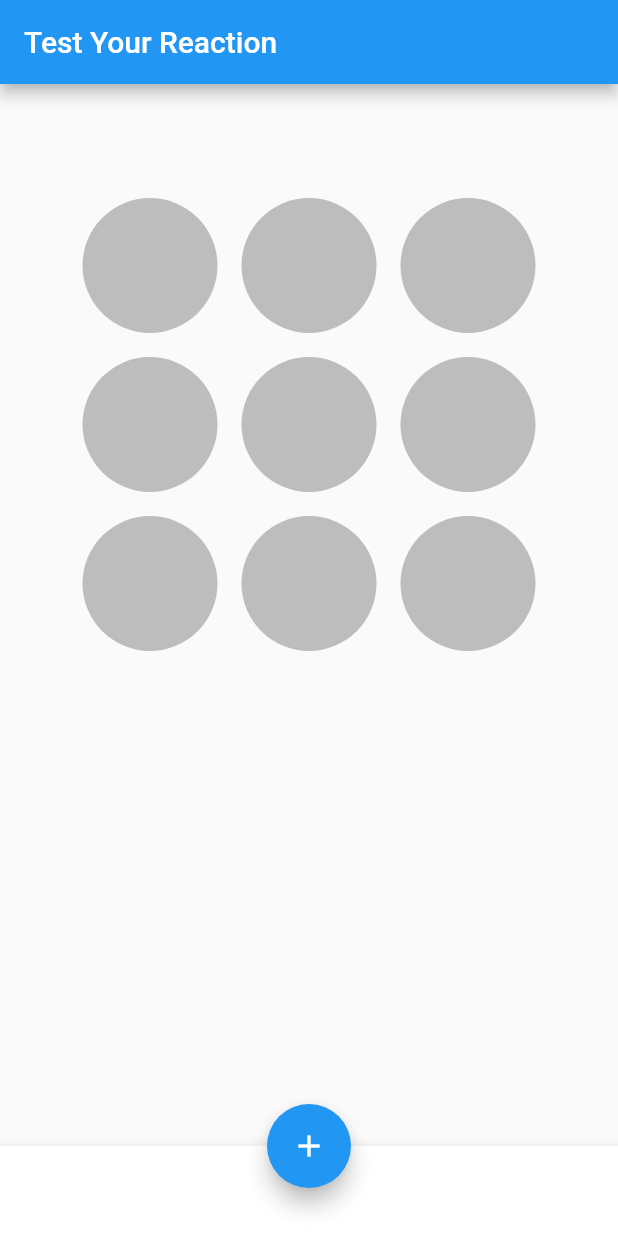
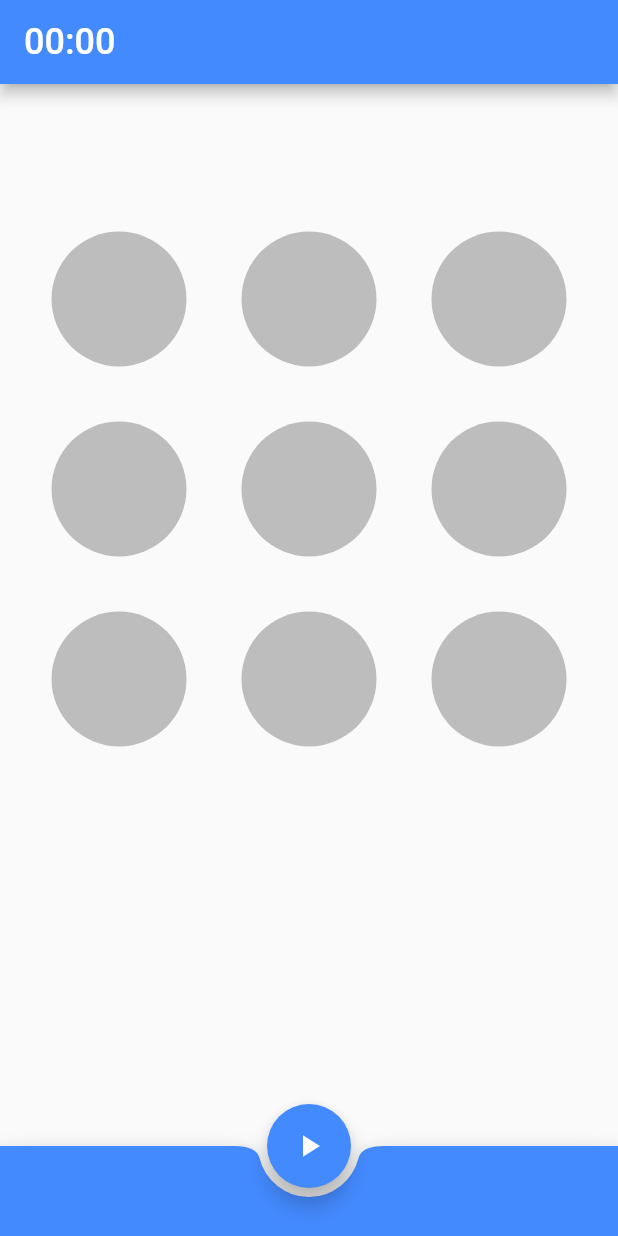
Before and after one commit to kira-on-git/colored_circles, a Flutter app: the screen it shows after launch, on a phone screen of 412 x 824 dp. Run offline on Flutter 3.47's test engine with Material 2 defaults, Android fonts, the phone set to English and light mode, and no system bars.

Commit message:
Layout with GridView

```diff
--- a/lib/main.dart
+++ b/lib/main.dart
@@ -1,5 +1,5 @@
 import 'package:flutter/material.dart';
-import 'dart:math';
+//import 'dart:math';
 
 void main() {
   runApp(MyApp());
@@ -35,62 +35,28 @@ class _MyHomePageState extends State<MyHomePage> {
   Widget build(BuildContext context) {
     return Scaffold(
       appBar: AppBar(
-        title: Text(widget.title),
+        backgroundColor: Colors.blueAccent,
+        title: Text(
+          "00:00",
+          style: TextStyle(fontSize: 24),
+        ),
       ),
       body: Padding(
-        padding: const EdgeInsets.only(top: 60, bottom: 40),
-        child: Row(
-          mainAxisAlignment: MainAxisAlignment.center,
-          children: [
-            Padding(
-              padding: const EdgeInsets.only(left: 16.0, right: 16.0),
-              child: Column(
-                mainAxisAlignment: MainAxisAlignment.start,
-                children: [
-                  Padding(
-                    padding: const EdgeInsets.only(top: 16.0, bottom: 16.0),
-                    child: TapButton(),
-                  ),
-                  TapButton(),
-                  Padding(
-                    padding: const EdgeInsets.only(top: 16.0, bottom: 16.0),
-                    child: TapButton(),
-                  ),
-                ],
-              ),
-            ),
-            Column(
-              mainAxisAlignment: MainAxisAlignment.start,
-              children: [
-                Padding(
-                  padding: const EdgeInsets.only(top: 16.0, bottom: 16.0),
-                  child: TapButton(),
+        padding: const EdgeInsets.only(left:16,top: 80, right:16,bottom: 60),
+        child: GridView.count(
+          crossAxisCount: 3,
+          children: List.generate(9, (index) {
+            return Center(
+              child:  Container(
+                width: 90.0,
+                height: 90.0,
+                decoration: new BoxDecoration(
+                  color: Colors.grey[400],
+                  shape: BoxShape.circle,
                 ),
-               TapButton(),
-                Padding(
-                  padding: const EdgeInsets.only(top: 16.0, bottom: 16.0),
-                  child: TapButton(),
-                ),
-              ],
-            ),
-            Padding(
-              padding: const EdgeInsets.only(left: 16.0, right: 16.0),
-              child: Column(
-                mainAxisAlignment: MainAxisAlignment.start,
-                children: [
-                  Padding(
-                    padding: const EdgeInsets.only(top: 16.0, bottom: 16.0),
-                    child: TapButton(),
-                  ),
-                  TapButton(),
-                  Padding(
-                    padding: const EdgeInsets.only(top: 16.0, bottom: 16.0),
-                    child: TapButton(),
-                  ),
-                ],
-              ),
-            ),
-          ],
+              )
+            ); //Center
+          }),
         ),
       ),
       floatingActionButton: FloatingActionButton(
@@ -99,34 +65,20 @@ class _MyHomePageState extends State<MyHomePage> {
         },
 
         //onPressed: _incrementCounter,
-        tooltip: 'Increment',
-        child: Icon(Icons.add),
+        mini: false,
+        backgroundColor: Colors.blueAccent,
+        child: Icon(Icons.play_arrow),
+        //materialTapTargetSize: MaterialTapTargetSize.padded,
       ),
       floatingActionButtonLocation: FloatingActionButtonLocation.centerDocked,
       bottomNavigationBar: BottomAppBar(
-        child: SizedBox(
+        shape: CircularNotchedRectangle(),
+        notchMargin: 6,
+        color: Colors.blueAccent,
+        child: Container(
           height: 60,
         ),
       ),
     );
   }
 }
-
-class TapButton extends StatelessWidget {
-
-  const TapButton({
-    Key? key,
-  }) : super(key: key);
-
-  @override
-  Widget build(BuildContext context) {
-    return Container(
-      width: 90.0,
-      height: 90.0,
-      decoration: new BoxDecoration(
-        color: Colors.grey[400],
-        shape: BoxShape.circle,
-      ),
-    );
-  }
-}
```
